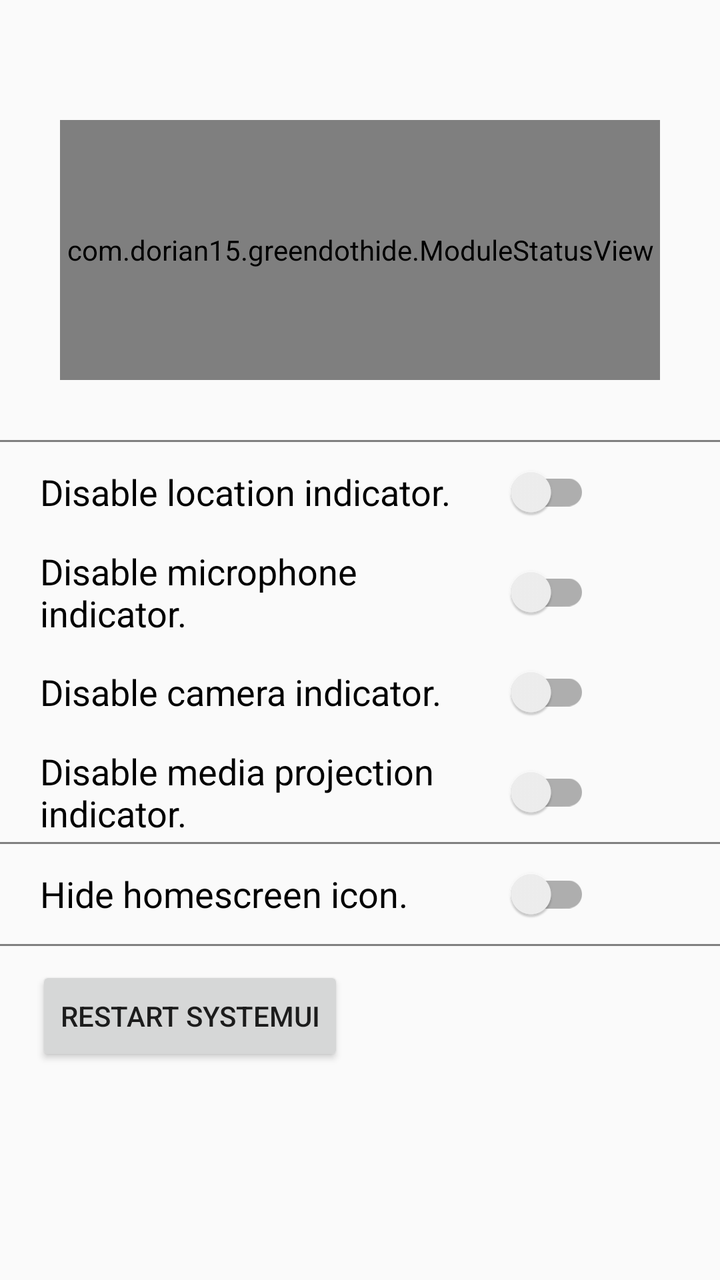
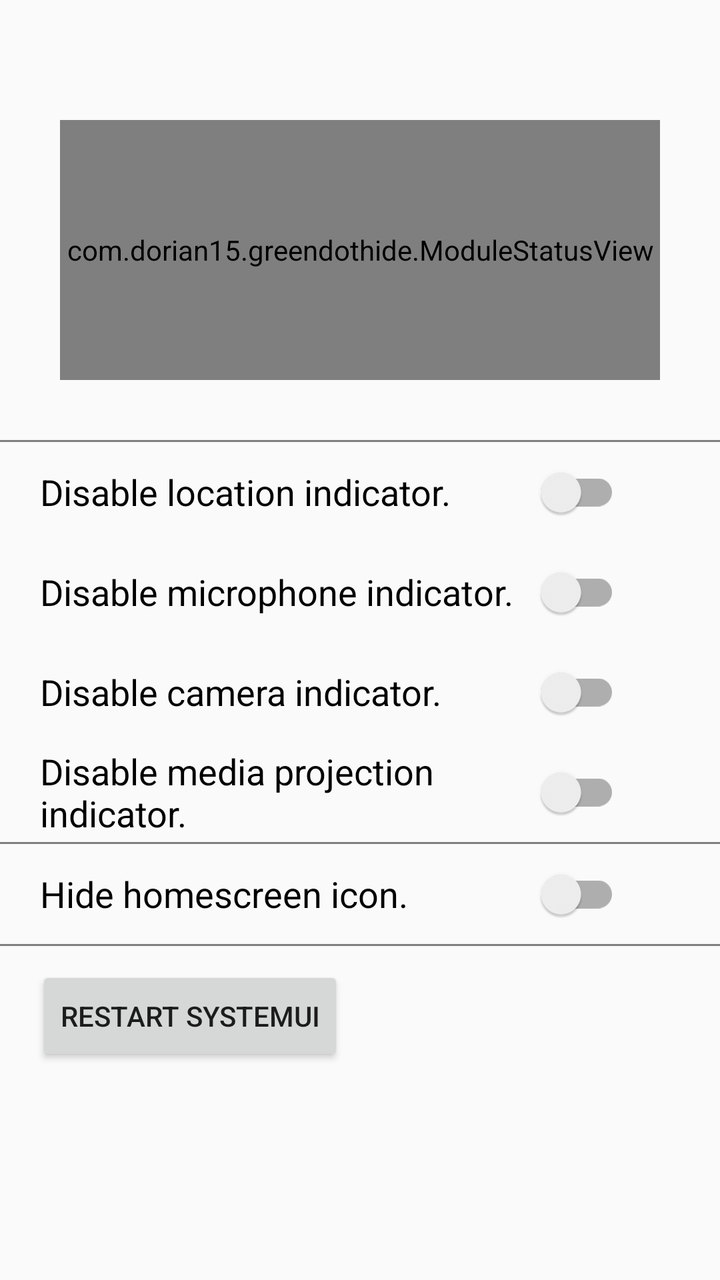

An Android layout rendered at two revisions. The XML below is the earlier revision; the diff shows what the commit changed to produce the second picture.
<!-- AndroidManifest.xml: application theme Theme.GreenDotHide -->
<!-- res/layout/activity_main.xml -->
<?xml version="1.0" encoding="utf-8"?>
<LinearLayout xmlns:android="http://schemas.android.com/apk/res/android"
    xmlns:app="http://schemas.android.com/apk/res-auto"
    xmlns:tools="http://schemas.android.com/tools"
    android:id="@+id/main"
    android:layout_width="match_parent"
    android:layout_height="match_parent"
    android:orientation="vertical"
    tools:context=".MainActivity">

    <com.dorian15.greendothide.ModuleStatusView
        android:id="@+id/moduleStatus"
        android:layout_width="match_parent"
        android:layout_height="130dp"
        android:layout_marginTop="60dp"
        android:layout_marginBottom="30dp"
        android:layout_marginLeft="30dp"
        android:layout_marginRight="30dp"/>

    <View
        android:layout_width="match_parent"
        android:layout_height="1dp"
        android:background="@color/grey" />

    <LinearLayout
        android:layout_width="match_parent"
        android:layout_height="wrap_content"
        android:layout_marginStart="20dp"
        android:layout_marginEnd="65dp"
        android:orientation="vertical">

        <com.google.android.material.switchmaterial.SwitchMaterial
            android:text="@string/disable_location_indicator"
            android:textSize="18sp"
            android:layout_width="match_parent"
            android:layout_height="50dp"
            android:gravity="start|center" />
        <com.google.android.material.switchmaterial.SwitchMaterial
            android:text="@string/disable_microphone_indicator"
            android:textSize="18sp"
            android:layout_width="match_parent"
            android:layout_height="50dp"
            android:gravity="start|center" />
        <com.google.android.material.switchmaterial.SwitchMaterial
            android:text="@string/disable_camera_indicator"
            android:textSize="18sp"
            android:layout_width="match_parent"
            android:layout_height="50dp"
            android:gravity="start|center" />
        <com.google.android.material.switchmaterial.SwitchMaterial
            android:text="@string/disable_media_projection_indicator"
            android:textSize="18sp"
            android:layout_width="match_parent"
            android:layout_height="50dp"
            android:gravity="start|center" />

    </LinearLayout>

    <View
        android:layout_width="match_parent"
        android:layout_height="1dp"
        android:background="@color/grey" />

        <com.google.android.material.switchmaterial.SwitchMaterial
            android:text="@string/hide_homescreen_icon"
            android:textSize="18sp"
            android:layout_width="match_parent"
            android:layout_height="50dp"
            android:layout_marginStart="20dp"
            android:layout_marginEnd="65dp"
            android:gravity="start|center" />

    <View
        android:layout_width="match_parent"
        android:layout_height="1dp"
        android:background="@color/grey" />

    <Button
        android:text="@string/restart_systemui"
        android:layout_width="wrap_content"
        android:layout_height="50dp"
        android:layout_marginStart="18dp"
        android:layout_marginTop="10dp"
        android:gravity="end|center">

    </Button>


</LinearLayout>
<!-- resources referenced by this layout -->
<resources>
  <color name="grey">#808080</color>
  <string name="disable_camera_indicator">Disable camera indicator.</string>
  <string name="disable_location_indicator">Disable location indicator.</string>
  <string name="disable_media_projection_indicator">Disable media projection indicator.</string>
  <string name="disable_microphone_indicator">Disable microphone indicator.</string>
  <string name="hide_homescreen_icon">Hide homescreen icon.</string>
  <string name="restart_systemui">Restart SystemUI</string>
  <style name="Theme.GreenDotHide" parent="Theme.MaterialComponents.DayNight.DarkActionBar.Bridge">
          <item name="colorPrimary">@android:color/transparent</item>
      </style>
</resources>

<!-- the commit's change to res/layout/activity_main.xml (unified diff, before → after) -->
@@ -26,7 +26,7 @@
         android:layout_width="match_parent"
         android:layout_height="wrap_content"
         android:layout_marginStart="20dp"
-        android:layout_marginEnd="65dp"
+        android:layout_marginEnd="50dp"
         android:orientation="vertical">
 
         <com.google.android.material.switchmaterial.SwitchMaterial
@@ -67,7 +67,7 @@
             android:layout_width="match_parent"
             android:layout_height="50dp"
             android:layout_marginStart="20dp"
-            android:layout_marginEnd="65dp"
+            android:layout_marginEnd="50dp"
             android:gravity="start|center" />
 
     <View
